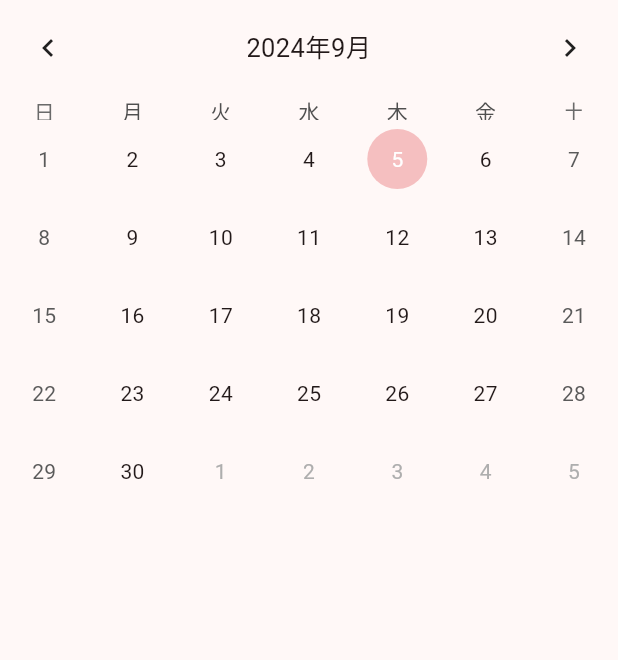
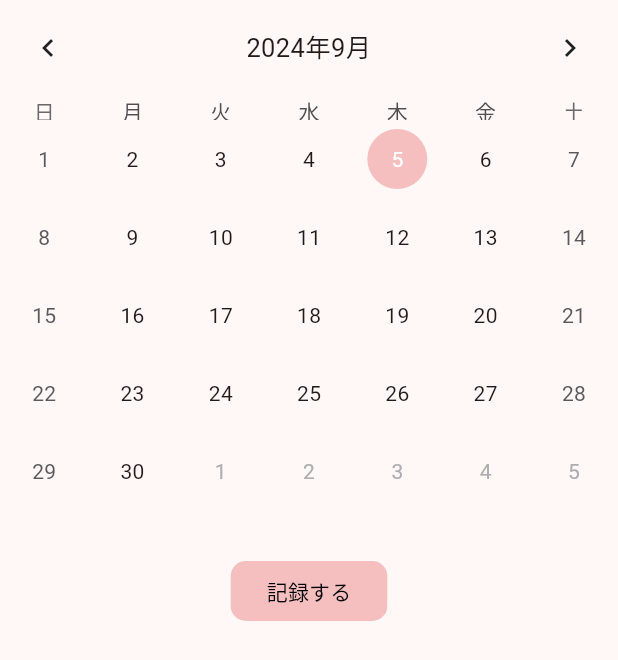
Before and after one commit to gentixyann/h_calender, a Flutter app: the screen it shows after launch, on a phone screen of 412 x 824 dp. Shown: the top 660 px of the screen. Run offline on Flutter 3.47's test engine with Material 3 defaults, Android fonts, the phone set to English and light mode, and no system bars; drawn by our look-alikes of table_calendar; our stand-ins replace flutter_riverpod, go_router.

Commit message:
table calendarを別クラスで分離

```diff
--- a/lib/views/pages/home_page.dart
+++ b/lib/views/pages/home_page.dart
@@ -9,12 +9,30 @@ class HomePage extends ConsumerWidget {
 
   @override
   Widget build(BuildContext context, WidgetRef ref) {
+    return const Scaffold(
+      body: Column(
+        children: [
+          _TableCalendar(),
+          SizedBox(
+            height: 30,
+          ),
+          _DayPageButton(),
+        ],
+      ),
+    );
+  }
+}
+
+class _TableCalendar extends ConsumerWidget {
+  const _TableCalendar({super.key});
+
+  @override
+  Widget build(BuildContext context, WidgetRef ref) {
     final selectedDate = ref.watch(selectedDateProvider);
     final focusedDate = ref.watch(focusedDateProvider);
     final colorScheme = Theme.of(context).colorScheme;
 
-    return Scaffold(
-      body: TableCalendar(
+    return TableCalendar(
       firstDay: DateTime.utc(2010, 10, 16),
       lastDay: DateTime.utc(2030, 3, 14),
       focusedDay: focusedDate,
@@ -46,6 +64,30 @@ class HomePage extends ConsumerWidget {
         ref.read(selectedDateProvider.notifier).state = selectedDay;
         ref.read(focusedDateProvider.notifier).state = focusedDay;
       },
+    );
+  }
+}
+
+class _DayPageButton extends ConsumerWidget {
+  const _DayPageButton();
+
+  @override
+  Widget build(BuildContext context, WidgetRef ref) {
+    final colorScheme = Theme.of(context).colorScheme;
+
+    return FilledButton(
+      onPressed: () {},
+      style: FilledButton.styleFrom(
+        backgroundColor: colorScheme.primary,
+        shape: RoundedRectangleBorder(
+          borderRadius: BorderRadius.circular(10),
+        ),
+      ),
+      child: const Text(
+        '記録する',
+        style: TextStyle(
+          color: Colors.black,
+        ),
       ),
     );
   }
```
Lines whose indentation alone changed are shown as unchanged.
